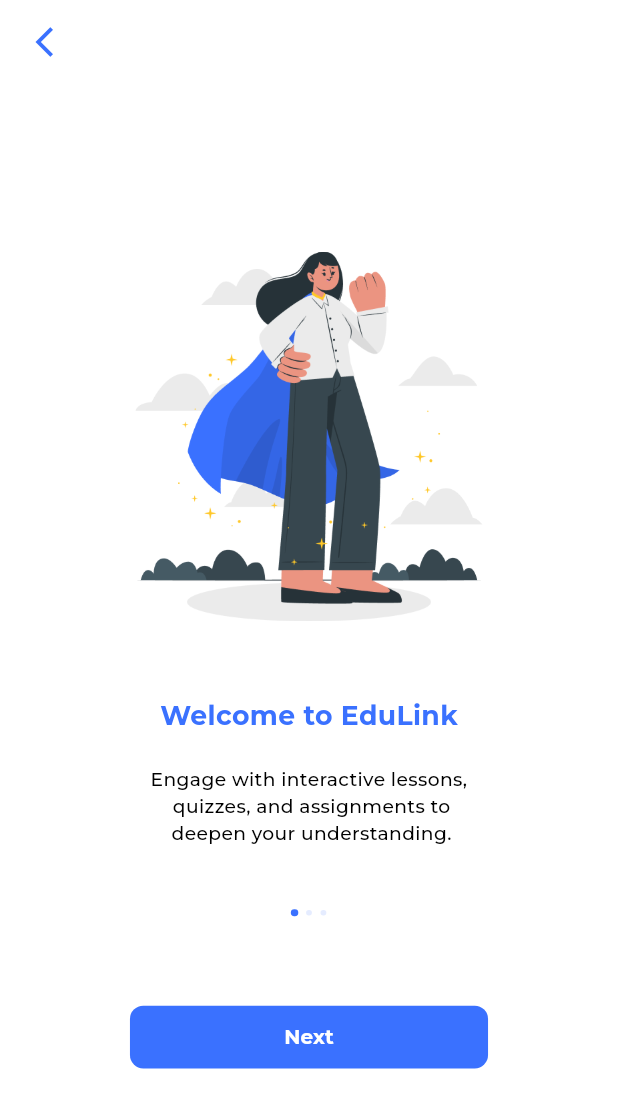
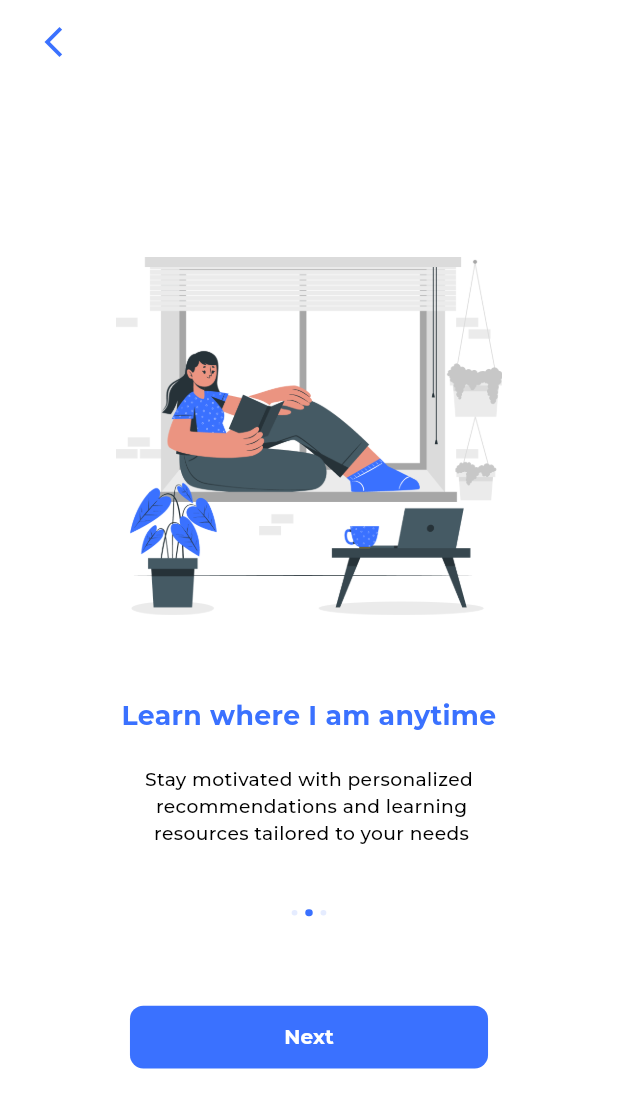
Before and after one commit to sibeux/edulink_learning_app, a Flutter app: the screen it shows after launch, after a tap on "Next", on a phone screen of 412 x 824 dp. Shown: the top 1108 px of the screen. Run offline on Flutter 3.47's test engine with Material 3 defaults, Android fonts, the phone set to English and light mode, and no system bars; drawn by our look-alikes of smooth_page_indicator; our stand-ins replace cloud_firestore, firebase_core, flutter_native_splash, flutter_screenutil, get, hexcolor; accounts and stored records are empty; project files that could hold a hidden picture were left out.

Commit message:
Add onboarding images and implement onboarding screen functionality

```diff
--- /dev/null
+++ b/lib/controllers/onboarding_screen_controller.dart
@@ -0,0 +1,15 @@
+import 'package:get/get.dart';
+
+class OnboardingScreenController extends GetxController {
+  var currentPageIndex = 0.obs;
+
+  void nextPage() {
+    currentPageIndex.value++;
+  }
+
+  void previousPage() {
+    if (currentPageIndex > 0) {
+      currentPageIndex.value--;
+    }
+  }
+}
--- a/lib/screens/onboarding/first_screen.dart
+++ b/lib/screens/onboarding/first_screen.dart
@@ -1,68 +1,160 @@
+import 'package:edulink_learning_app/controllers/onboarding_screen_controller.dart';
 import 'package:flutter/material.dart';
 import 'package:get/get.dart';
 import 'package:flutter_screenutil/flutter_screenutil.dart';
 import 'package:hexcolor/hexcolor.dart';
 import 'package:smooth_page_indicator/smooth_page_indicator.dart';
 
+const titleString = [
+  'Welcome to EduLink',
+  "Learn where I am anytime",
+  "Tutoring online made easier",
+  "Study Online With Reliable Tutors",
+];
+
+const descriptionString = [
+  'Engage with interactive lessons,\n quizzes, and assignments to\n deepen your understanding',
+  'Stay motivated with personalized\n recommendations and learning\n resources tailored to your needs',
+  'Get ready to unlock your full potential and\n achieve your learning objectives with our\n trusted tutors by your side',
+  'Feel the convenience of online learning\n with trusted tutors who are ready to support\n your learning journey',
+];
+
+const imageString = [
+  'assets/images/screens/onboarding_1.png',
+  'assets/images/screens/onboarding_2.png',
+  'assets/images/screens/onboarding_3.png',
+  'assets/images/screens/onboarding_4.png',
+];
+
 class FirstScreen extends StatelessWidget {
   const FirstScreen({super.key});
 
   @override
   Widget build(BuildContext context) {
+    final onboardingScreenController = Get.put(OnboardingScreenController());
     return Scaffold(
       backgroundColor: Colors.white,
       appBar: AppBar(
         backgroundColor: Colors.white,
         surfaceTintColor: Colors.transparent,
         titleSpacing: 0,
-        leading: Container(
+        leading: Obx(
+          () =>
+              onboardingScreenController.currentPageIndex.value != 0
+                  ? Container(
                     margin: EdgeInsets.only(left: 16.w),
-          child: IconButton(
-            icon: const Icon(Icons.arrow_back_ios),
+                    child: GestureDetector(
+                      onTap: () {
+                        onboardingScreenController.previousPage();
+                      },
+                      child: Icon(
+                        Icons.arrow_back_ios_new,
                         color: HexColor("#3A71FF"),
-            onPressed: () {
-              Get.back();
-            },
                       ),
+                    ),
+                  )
+                  : SizedBox(),
         ),
       ),
       body: Center(
         child: Column(
           mainAxisAlignment: MainAxisAlignment.center,
           children: [
-            Container(
+            Obx(
+              () => AnimatedSwitcher(
+                duration: Duration(milliseconds: 200),
+                switchInCurve: Curves.easeIn,
+                switchOutCurve: Curves.easeOut,
+                transitionBuilder: (Widget child, Animation<double> animation) {
+                  return FadeTransition(opacity: animation, child: child);
+                },
+                child: Container(
+                  key: ValueKey(
+                    imageString[onboardingScreenController
+                        .currentPageIndex
+                        .value],
+                  ),
                   width: 268.w,
                   height: 277.h,
                   decoration: BoxDecoration(
                     image: DecorationImage(
-                  image: AssetImage('assets/images/screens/onboarding_1.png'),
+                      image: AssetImage(
+                        imageString[onboardingScreenController
+                            .currentPageIndex
+                            .value],
+                      ),
                       fit: BoxFit.contain,
                     ),
                   ),
                 ),
+              ),
+            ),
+
             SizedBox(height: 56.h),
-            Text(
-              'Welcome to EduLink',
+            Obx(
+              () => AnimatedSwitcher(
+                duration: Duration(milliseconds: 200),
+                switchInCurve: Curves.easeIn,
+                switchOutCurve: Curves.easeOut,
+                transitionBuilder: (Widget child, Animation<double> animation) {
+                  return FadeTransition(opacity: animation, child: child);
+                },
+                child: Text(
+                  titleString[onboardingScreenController
+                      .currentPageIndex
+                      .value],
+                  key: ValueKey(
+                    titleString[onboardingScreenController
+                        .currentPageIndex
+                        .value],
+                  ),
+                  textAlign: TextAlign.center,
                   style: TextStyle(
                     fontSize: 20.sp,
                     fontWeight: FontWeight.bold,
                     color: HexColor("#3A71FF"),
                   ),
                 ),
+              ),
+            ),
             SizedBox(height: 25.h),
-            Text(
-              "Engage with interactive lessons,\n quizzes, and assignments to\n deepen your understanding.",
+            Obx(
+              () => AnimatedSwitcher(
+                duration: Duration(milliseconds: 200),
+                switchInCurve: Curves.easeIn,
+                switchOutCurve: Curves.easeOut,
+                transitionBuilder: (Widget child, Animation<double> animation) {
+                  return FadeTransition(opacity: animation, child: child);
+                },
+                child: Text(
+                  descriptionString[onboardingScreenController
+                      .currentPageIndex
+                      .value],
+                  key: ValueKey(
+                    descriptionString[onboardingScreenController
+                        .currentPageIndex
+                        .value],
+                  ),
                   textAlign: TextAlign.center,
-              maxLines: 3,
+                  maxLines: 4,
                   style: TextStyle(
                     fontSize: 14.sp,
                     color: HexColor("#000000"),
                     fontWeight: FontWeight.w500,
                   ),
                 ),
+              ),
+            ),
             SizedBox(height: 46.h),
-            SmoothPageIndicator(
-              controller: PageController(),
+            Obx(
+              () => Opacity(
+                opacity:
+                    onboardingScreenController.currentPageIndex.value > 2
+                        ? 0.0
+                        : 1.0,
+                child: AnimatedSmoothIndicator(
+                  activeIndex:
+                      onboardingScreenController.currentPageIndex.value,
                   count: 3,
                   effect: ScrollingDotsEffect(
                     activeDotColor: HexColor("#3A71FF"),
@@ -72,12 +164,19 @@ class FirstScreen extends StatelessWidget {
                     spacing: 6.w,
                   ),
                 ),
+              ),
+            ),
             SizedBox(height: 67.h),
             SizedBox(
               width: 248.w,
               height: 47.h,
               child: ElevatedButton(
-                onPressed: () {},
+                onPressed: () {
+                  if (onboardingScreenController.currentPageIndex.value > 2) {
+                  } else {
+                    onboardingScreenController.nextPage();
+                  }
+                },
                 style: ElevatedButton.styleFrom(
                   foregroundColor: Colors.white,
                   backgroundColor: HexColor("#3A71FF"),
@@ -92,12 +191,16 @@ class FirstScreen extends StatelessWidget {
                     horizontal: 10.0.w,
                     vertical: 4.0.h,
                   ),
-                  child: Text(
-                    'Next',
+                  child: Obx(
+                    () => Text(
+                      onboardingScreenController.currentPageIndex.value > 2
+                          ? "Login"
+                          : "Next",
                       style: TextStyle(
                         fontSize: 15.sp,
                         fontWeight: FontWeight.bold,
                         color: Colors.white,
+                      ),
                     ),
                   ),
                 ),
--- a/pubspec.yaml
+++ b/pubspec.yaml
@@ -46,6 +46,7 @@ dependencies:
   cloud_firestore: ^5.6.8
   intl: ^0.20.2
   smooth_page_indicator: ^1.2.1
+  animated_text_kit: ^4.2.3
 
 dev_dependencies:
   flutter_test:
```
Also changed, not shown: assets/images/screens/onboarding_1.png, assets/images/screens/onboarding_2.png (added), assets/images/screens/onboarding_3.png (added), assets/images/screens/onboarding_4.png (added), pubspec.lock. Lines whose indentation alone changed are shown as unchanged.
